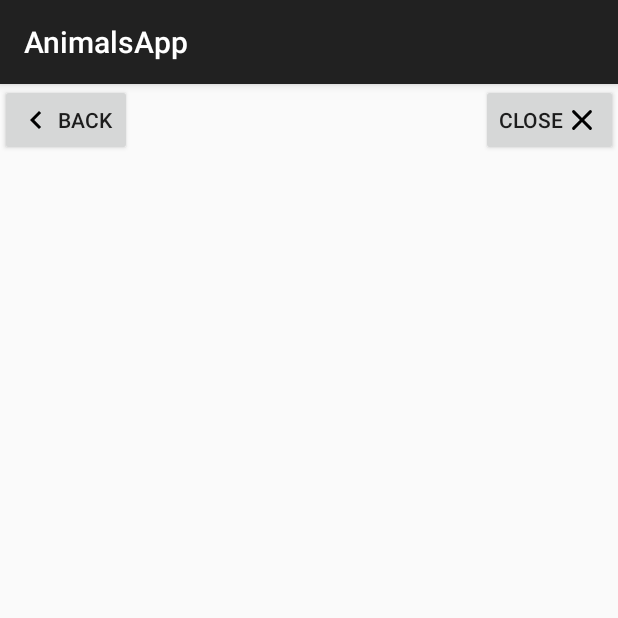
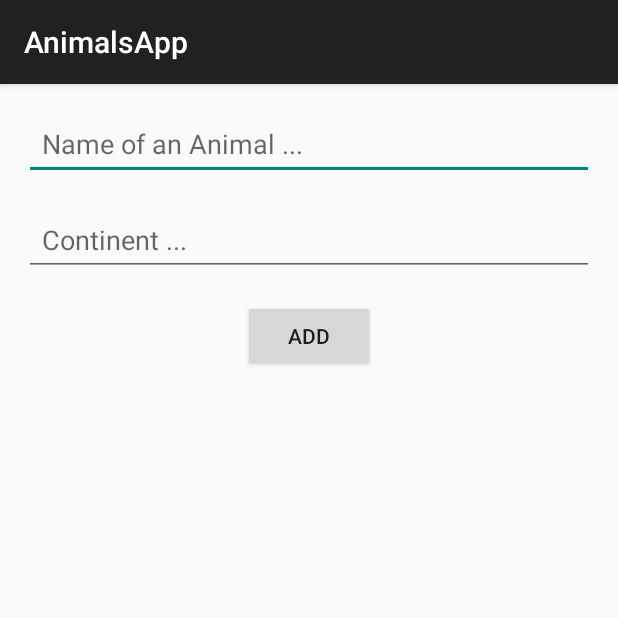
Before and after one commit to lucianamihai/AnimalsApp, an Android app built with Jetpack Compose: the screen it shows after launch (MainActivity), on a phone screen of 412 x 824 dp, the top half of it. Run offline under Robolectric (Android 15) with nearby library versions, the phone set to English and light mode, and no system bars; our stand-ins replace Room's generated code.

Commit message:
Added list, add button, items, text views for continent and animal

```diff
--- a/app/src/main/AndroidManifest.xml
+++ b/app/src/main/AndroidManifest.xml
@@ -19,10 +19,8 @@
             android:theme="@style/Theme.AnimalsApp">
             <intent-filter>
                 <action android:name="android.intent.action.MAIN" />
-
                 <category android:name="android.intent.category.LAUNCHER" />
             </intent-filter>
         </activity>
     </application>
-
 </manifest>
--- /dev/null
+++ b/app/src/main/java/com/example/animalsapp/AnimalAdapter.kt
@@ -0,0 +1,48 @@
+package com.example.animalsapp
+
+import android.view.LayoutInflater
+import android.view.View
+import android.view.ViewGroup
+import android.widget.Button
+import android.widget.TextView
+import androidx.recyclerview.widget.RecyclerView
+import com.example.animalsapp.database.Animal
+
+class AnimalAdapter(private val deleteCallback: (Animal) -> Unit) :
+    RecyclerView.Adapter<AnimalAdapter.AnimalViewHolder>() {
+
+    private var animalList = listOf<Animal>()
+
+    override fun onCreateViewHolder(parent: ViewGroup, viewType: Int): AnimalViewHolder {
+        val view = LayoutInflater.from(parent.context).inflate(R.layout.item_animal, parent, false)
+        return AnimalViewHolder(view)
+    }
+
+    override fun onBindViewHolder(holder: AnimalViewHolder, position: Int) {
+        val animal = animalList[position]
+        holder.bind(animal)
+    }
+
+    override fun getItemCount(): Int {
+        return animalList.size
+    }
+
+    fun submitList(list: List<Animal>) {
+        animalList = list
+        notifyDataSetChanged()
+    }
+
+    inner class AnimalViewHolder(itemView: View) : RecyclerView.ViewHolder(itemView) {
+        private val nameTextView: TextView = itemView.findViewById(R.id.nameTextView)
+        private val continentTextView: TextView = itemView.findViewById(R.id.continentTextView)
+        private val deleteButton: Button = itemView.findViewById(R.id.deleteButton)
+
+        fun bind(animal: Animal) {
+            nameTextView.text = animal.name
+            continentTextView.text = animal.continent
+            deleteButton.setOnClickListener {
+                deleteCallback(animal)
+            }
+        }
+    }
+}
--- /dev/null
+++ b/app/src/main/java/com/example/animalsapp/AnimalDao.kt
@@ -0,0 +1,15 @@
+package com.example.animalsapp.database
+
+import androidx.room.*
+
+@Dao
+interface AnimalDao {
+    @Query("SELECT * FROM animals")
+    fun getAllAnimals(): List<Animal>
+
+    @Insert(onConflict = OnConflictStrategy.REPLACE)
+    fun insertOrUpdate(animal: Animal)
+
+    @Delete
+    fun delete(animal: Animal)
+}
--- /dev/null
+++ b/app/src/main/java/com/example/animalsapp/AnimalDatabase.kt
@@ -0,0 +1,29 @@
+// AnimalDatabase.kt
+package com.example.animalsapp.database
+
+import android.content.Context
+import androidx.room.Database
+import androidx.room.Room
+import androidx.room.RoomDatabase
+
+@Database(entities = [Animal::class], version = 1)
+abstract class AnimalDatabase : RoomDatabase() {
+    abstract fun animalDao(): AnimalDao
+
+    companion object {
+        @Volatile
+        private var INSTANCE: AnimalDatabase? = null
+
+        fun getDatabase(context: Context): AnimalDatabase {
+            return INSTANCE ?: synchronized(this) {
+                val instance = Room.databaseBuilder(
+                    context.applicationContext,
+                    AnimalDatabase::class.java,
+                    "animal_database"
+                ).build()
+                INSTANCE = instance
+                instance
+            }
+        }
+    }
+}
--- a/app/src/main/java/com/example/animalsapp/MainActivity.kt
+++ b/app/src/main/java/com/example/animalsapp/MainActivity.kt
@@ -1,32 +1,94 @@
 package com.example.animalsapp
 
 import android.os.Bundle
-import androidx.activity.ComponentActivity
-import androidx.activity.compose.setContent
+import android.text.TextUtils
+import android.widget.Button
+import android.widget.EditText
+import android.widget.Toast
 import androidx.appcompat.app.AppCompatActivity
-import androidx.compose.foundation.layout.fillMaxSize
-import androidx.compose.material3.MaterialTheme
-import androidx.compose.material3.Surface
-import androidx.compose.material3.Text
-import androidx.compose.runtime.Composable
-import androidx.compose.ui.Modifier
-import androidx.compose.ui.tooling.preview.Preview
-import com.example.animalsapp.ui.theme.AnimalsAppTheme
-import android.widget.Button
+import androidx.recyclerview.widget.LinearLayoutManager
+import androidx.recyclerview.widget.RecyclerView
+import com.example.animalsapp.database.Animal
+import com.example.animalsapp.database.AnimalDatabase
+import kotlinx.coroutines.CoroutineScope
+import kotlinx.coroutines.Dispatchers
+import kotlinx.coroutines.launch
+import kotlinx.coroutines.withContext
+
 class MainActivity : AppCompatActivity() {
+
+    private lateinit var nameEditText: EditText
+    private lateinit var continentEditText: EditText
+    private lateinit var addButton: Button
+    private lateinit var recyclerView: RecyclerView
+    private lateinit var adapter: AnimalAdapter
+
+    private lateinit var database: AnimalDatabase
+
+    private val continents = setOf("Africa", "Antarctica", "Asia", "Europe", "North America", "Australia", "South America")
+
     override fun onCreate(savedInstanceState: Bundle?) {
         super.onCreate(savedInstanceState)
         setContentView(R.layout.activity_main)
 
-        val backButton = findViewById<Button>(R.id.backButton)
-        val closeButton = findViewById<Button>(R.id.closeButton)
+        nameEditText = findViewById(R.id.nameEditText)
+        continentEditText = findViewById(R.id.continentEditText)
+        addButton = findViewById(R.id.addButton)
+        recyclerView = findViewById(R.id.recyclerView)
 
-        backButton.setOnClickListener {
-            onBackPressed()
+        database = AnimalDatabase.getDatabase(this)
+
+        adapter = AnimalAdapter { animal -> deleteAnimal(animal) }
+        recyclerView.layoutManager = LinearLayoutManager(this)
+        recyclerView.adapter = adapter
+
+        addButton.setOnClickListener {
+            addOrUpdateAnimal()
         }
 
-        closeButton.setOnClickListener {
-            finish()
+        loadAnimals()
+    }
+
+    private fun addOrUpdateAnimal() {
+        val name = nameEditText.text.toString().trim()
+        val continent = continentEditText.text.toString().trim()
+
+        if (TextUtils.isEmpty(name) || TextUtils.isEmpty(continent)) {
+            showToast("Both fields are required.")
+            return
+        }
+
+        if (!continents.contains(continent)) {
+            showToast("Invalid continent name.")
+            return
+        }
+
+        val animal = Animal(name, continent)
+        CoroutineScope(Dispatchers.IO).launch {
+            database.animalDao().insertOrUpdate(animal)
+            loadAnimals()
+        }
+    }
+
+    private fun loadAnimals() {
+        CoroutineScope(Dispatchers.IO).launch {
+            val animals = database.animalDao().getAllAnimals()
+            withContext(Dispatchers.Main) {
+                adapter.submitList(animals)
+            }
+        }
+    }
+
+    private fun deleteAnimal(animal: Animal) {
+        CoroutineScope(Dispatchers.IO).launch {
+            database.animalDao().delete(animal)
+            loadAnimals()
+        }
+    }
+
+    private fun showToast(message: String) {
+        runOnUiThread {
+            Toast.makeText(this, message, Toast.LENGTH_SHORT).show()
         }
     }
 }
--- a/app/src/main/res/layout/activity_main.xml
+++ b/app/src/main/res/layout/activity_main.xml
@@ -1,24 +1,41 @@
 <?xml version="1.0" encoding="utf-8"?>
 <RelativeLayout xmlns:android="http://schemas.android.com/apk/res/android"
     android:layout_width="match_parent"
-    android:layout_height="match_parent">
+    android:layout_height="match_parent"
+    android:padding="16dp">
+
+    <EditText
+        android:id="@+id/nameEditText"
+        android:layout_width="match_parent"
+        android:layout_height="48dp"
+        android:hint="Name of an Animal ..."
+        android:layout_marginBottom="16dp"
+        android:padding="12dp"/>
+
+    <EditText
+        android:id="@+id/continentEditText"
+        android:layout_width="match_parent"
+        android:layout_height="48dp"
+        android:hint="Continent ..."
+        android:layout_below="@id/nameEditText"
+        android:layout_marginBottom="16dp"
+        android:padding="12dp"/>
 
     <Button
-        android:id="@+id/backButton"
+        android:id="@+id/addButton"
         android:layout_width="wrap_content"
-        android:layout_height="wrap_content"
-        android:layout_alignParentStart="true"
-        android:drawableLeft="@drawable/ic_arrow_back"
-        android:text="Back" />
+        android:layout_height="48dp"
+        android:text="Add"
+        android:layout_below="@id/continentEditText"
+        android:layout_centerHorizontal="true"
+        android:layout_marginBottom="16dp"
+        android:padding="12dp"/>
 
-    <Button
-        android:id="@+id/closeButton"
-        android:layout_width="wrap_content"
-        android:layout_height="wrap_content"
-        android:layout_alignParentEnd="true"
-        android:drawableRight="@drawable/ic_close"
-        android:text="Close" />
-
-    <!-- Restul layout-ului tău -->
+    <androidx.recyclerview.widget.RecyclerView
+        android:id="@+id/recyclerView"
+        android:layout_width="match_parent"
+        android:layout_height="match_parent"
+        android:layout_below="@id/addButton"
+        android:layout_marginTop="16dp"/>
 
 </RelativeLayout>
--- a/app/src/main/res/values/colors.xml
+++ b/app/src/main/res/values/colors.xml
@@ -1,4 +1,3 @@
-<?xml version="1.0" encoding="utf-8"?>
 <resources>
     <color name="purple_200">#FFBB86FC</color>
     <color name="purple_500">#FF6200EE</color>
--- a/app/src/main/res/values/strings.xml
+++ b/app/src/main/res/values/strings.xml
@@ -1,3 +1,7 @@
 <resources>
     <string name="app_name">AnimalsApp</string>
+    <string name="name_hint">Name of an Animal ...</string>
+    <string name="continent_hint">Continent ...</string>
+    <string name="add_button">Add</string>
+    <string name="delete_button">Delete</string>
 </resources>
--- a/app/src/main/res/values/themes.xml
+++ b/app/src/main/res/values/themes.xml
@@ -1,7 +1,5 @@
-<?xml version="1.0" encoding="utf-8"?>
 <resources>
-
     <style name="Theme.AnimalsApp" parent="Theme.AppCompat.Light.DarkActionBar">
-
+        <!-- Customize your theme here. -->
     </style>
 </resources>
```
Also changed, not shown: app/build.gradle.kts (+8 -2 lines), app/src/main/java/com/example/animalsapp/Animal.kt (added, +10 -0 lines), app/src/main/res/layout/item_animal.xml (added, +35 -0 lines), app/src/main/res/drawable/delete.png (added).
